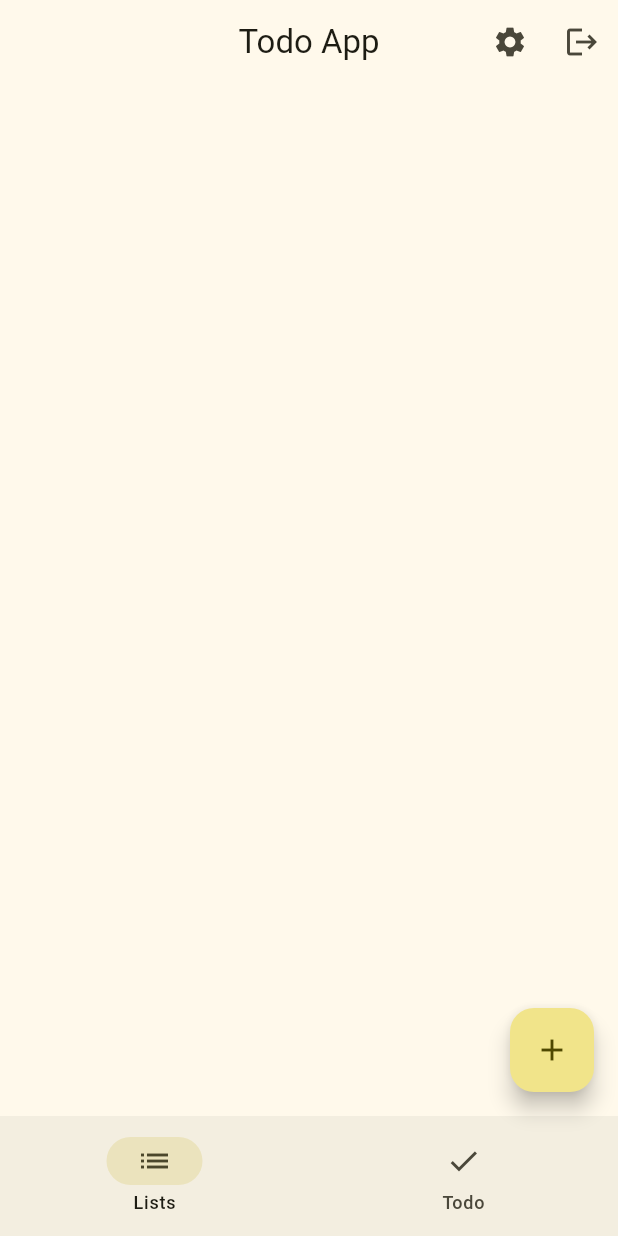
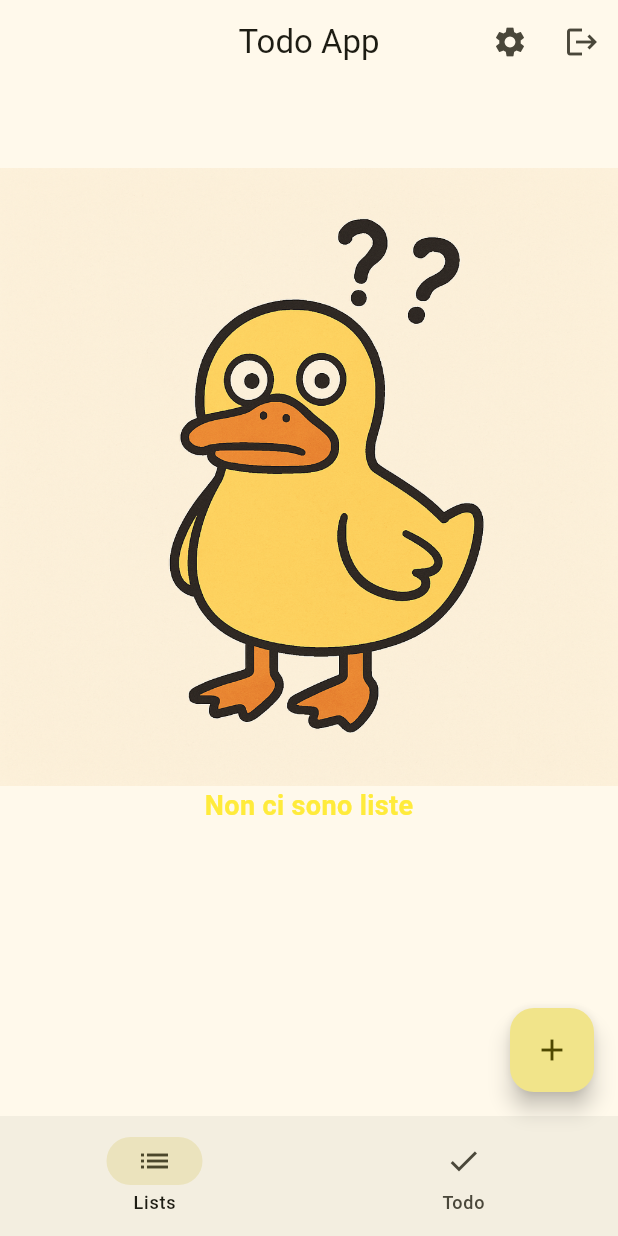
Before and after one commit to Asciugano/todo_app_flutter, a Flutter app: the screen it shows after launch, after a tap on "Next", on a phone screen of 412 x 824 dp. Run offline on Flutter 3.47's test engine with Material 3 defaults, Android fonts, the light colour scheme and no system bars; our stand-ins replace flutter_colorpicker, lottie, shared_preferences.

Commit message:
aggiunta l ainmazione per le liste vuote

```diff
--- a/lib/views/pages/list_page.dart
+++ b/lib/views/pages/list_page.dart
@@ -1,4 +1,5 @@
 import 'package:flutter/material.dart';
+import 'package:todo_app_flutter/data/constraints.dart';
 import 'package:todo_app_flutter/data/notifiers.dart';
 import 'package:todo_app_flutter/views/widgets/todo_list_widget.dart';
 
@@ -14,18 +15,34 @@ class _HomePageState extends State<HomePage> {
   Widget build(BuildContext context) {
     return Scaffold(
       appBar: AppBar(),
-      body: SingleChildScrollView(
-        child: ValueListenableBuilder(
+      body: ValueListenableBuilder(
         valueListenable: listTodoNotifier,
         builder: (context, listTodo, child) {
-            return Column(
+          return SingleChildScrollView(
+            child: AnimatedCrossFade(
+              firstChild: Column(
                 children: List.generate(
                   listTodoNotifier.value.length,
                   (i) => TodoListWidget(listTodo: listTodoNotifier.value[i]),
                 ),
+              ),
+              secondChild: Column(
+                children: [
+                  Image.asset('assets/img/paperella_spaesata.png'),
+                  Text(
+                    'Non ci sono liste',
+                    style: KTextStyle.titleText(themeColorNotifier.value),
+                  ),
+                ],
+              ),
+              crossFadeState:
+                  listTodoNotifier.value.isEmpty
+                      ? CrossFadeState.showSecond
+                      : CrossFadeState.showFirst,
+              duration: Duration(microseconds: 300),
+            ),
           );
         },
-        ),
       ),
     );
   }
--- a/lib/views/pages/todo_page.dart
+++ b/lib/views/pages/todo_page.dart
@@ -1,4 +1,5 @@
 import 'package:flutter/material.dart';
+import 'package:todo_app_flutter/data/constraints.dart';
 import 'package:todo_app_flutter/data/notifiers.dart';
 import 'package:todo_app_flutter/views/widgets/todo_item_widget.dart';
 
@@ -10,7 +11,6 @@ class TodoPage extends StatefulWidget {
 }
 
 class _TodoPageState extends State<TodoPage> {
-
   final int? listID = currentListIDNotifier.value;
 
   @override
@@ -22,9 +22,7 @@ class _TodoPageState extends State<TodoPage> {
         builder: (context, todoList, child) {
           final filteredList =
               listID != null
-                  ? todoList
-                      .where((todo) => todo.listID == listID)
-                      .toList()
+                  ? todoList.where((todo) => todo.listID == listID).toList()
                   : todoList;
 
           return Padding(
@@ -40,7 +38,10 @@ class _TodoPageState extends State<TodoPage> {
                 secondChild: Column(
                   children: [
                     Image.asset('assets/img/paperella_spaesata.png'),
-                    Text('Non c\'é nulla da fare'),
+                    Text(
+                      'Non c\'é nulla da fare',
+                      style: KTextStyle.titleText(themeColorNotifier.value),
+                    ),
                   ],
                 ),
                 crossFadeState:
```
Lines whose indentation alone changed are shown as unchanged.
